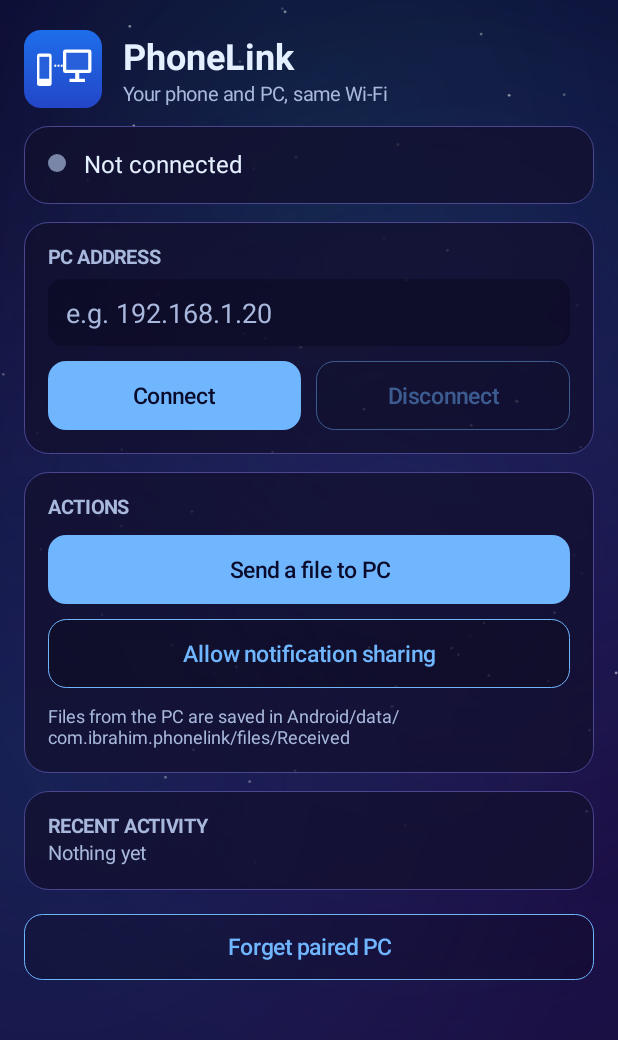
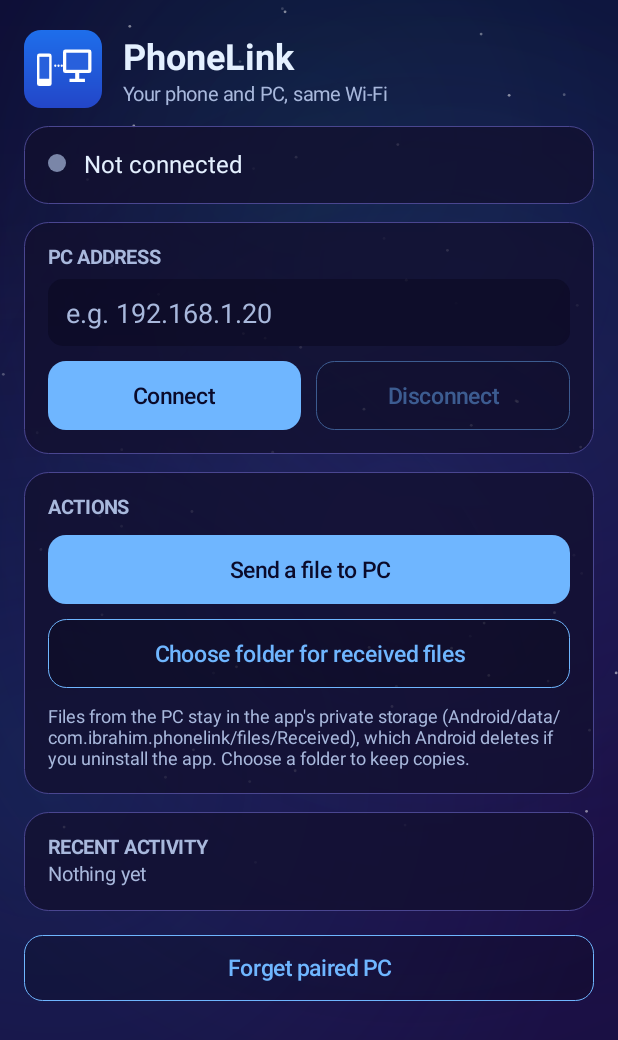
Before and after one commit to Ibrahim-EG/PhoneLink, an Android app: the screen it shows after launch (MainActivity), on a phone screen of 412 x 824 dp. Shown: the top 1040 px of the screen. Run offline under Robolectric (Android 15) with nearby library versions, the phone set to English and light mode, and no system bars.

Commit message:
Implement folder selection for received files
Added functionality to choose a folder for received files and updated information text accordingly.

```diff
--- a/android/app/src/main/java/com/ibrahim/phonelink/MainActivity.kt
+++ b/android/app/src/main/java/com/ibrahim/phonelink/MainActivity.kt
@@ -101,9 +101,11 @@ class MainActivity : Activity() {
         row(ac, button("Send a file to PC", true) {
             startActivityForResult(Intent(Intent.ACTION_OPEN_DOCUMENT).setType("*/*").addCategory(Intent.CATEGORY_OPENABLE), 1)
         })
-        row(ac, button("Allow notification sharing", false) { startActivity(Intent("android.settings.ACTION_NOTIFICATION_LISTENER_SETTINGS")) })
+        row(ac, button("Choose folder for received files", false) {
+            startActivityForResult(Intent(Intent.ACTION_OPEN_DOCUMENT_TREE).addFlags(Intent.FLAG_GRANT_READ_URI_PERMISSION or Intent.FLAG_GRANT_WRITE_URI_PERMISSION or Intent.FLAG_GRANT_PERSISTABLE_URI_PERMISSION), 2)
+        })
         val info = TextView(this); info.textSize = 12f; info.setTextColor(muted); info.setPadding(0, dp(10), 0, 0)
-        info.text = "Files from the PC are saved in Android/data/com.ibrahim.phonelink/files/Received"
+        info.text = if (Link.exportTree(this) != null) "Received files are copied to your chosen folder. A copy also stays in the app's private storage, which Android deletes if you uninstall the app." else "Files from the PC stay in the app's private storage (Android/data/com.ibrahim.phonelink/files/Received), which Android deletes if you uninstall the app. Choose a folder to keep copies."
         ac.addView(info)
 
         // activity
@@ -137,5 +139,9 @@ class MainActivity : Activity() {
 
     override fun onActivityResult(r: Int, c: Int, d: Intent?) {
         if (r == 1 && c == RESULT_OK && d?.data != null) Link.sendFile(applicationContext, d.data!!)
+        if (r == 2 && c == RESULT_OK && d?.data != null) {
+            val u = d.data!!
+            try { contentResolver.takePersistableUriPermission(u, Intent.FLAG_GRANT_READ_URI_PERMISSION or Intent.FLAG_GRANT_WRITE_URI_PERMISSION); Link.setExportTree(applicationContext, u) } catch (e: Exception) { Link.note("Could not keep access to that folder: " + (e.message ?: "")) }
+        }
     }
 }
```
